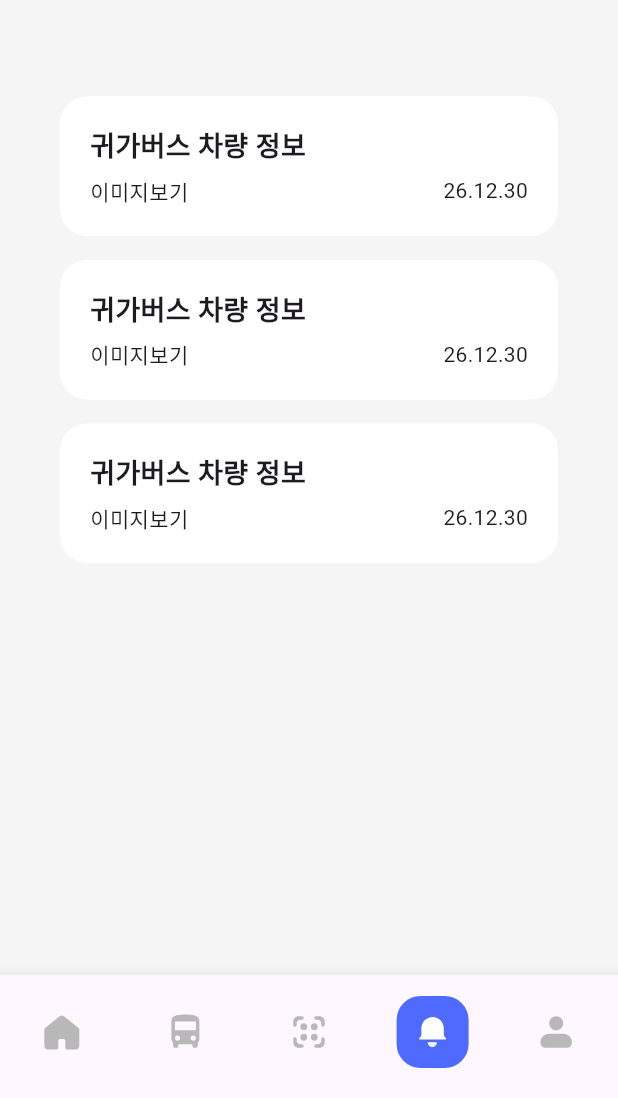
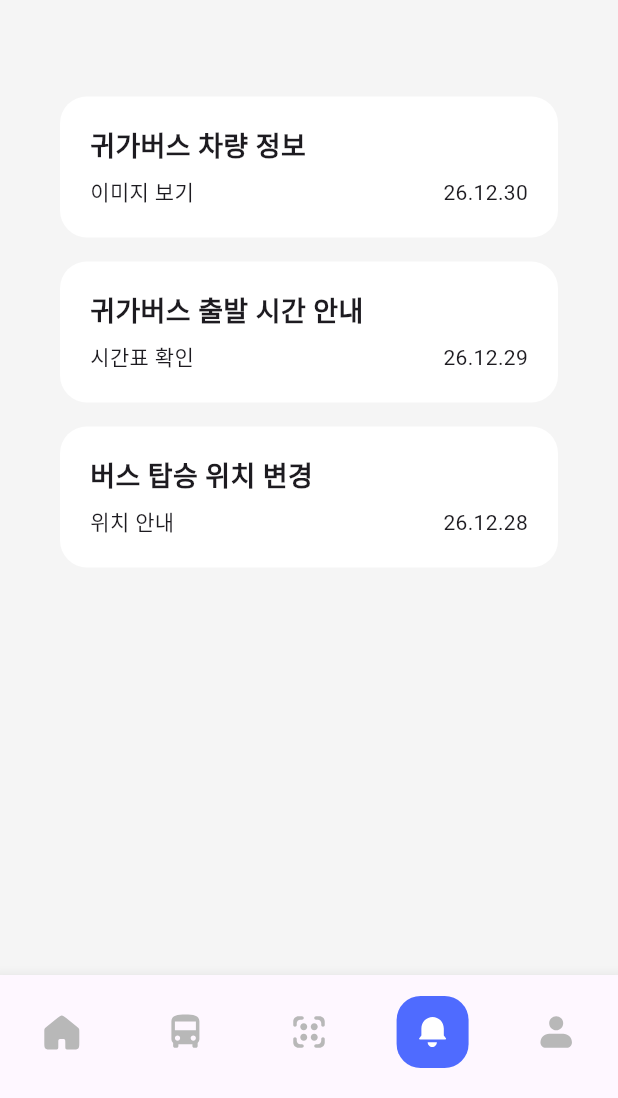
Before and after one commit to TeamBlick/app, a Flutter app: the HomeScreen screen opened directly, swiped to page 4, on a phone screen of 412 x 824 dp, the part 138-1236 px from its top. Run offline on Flutter 3.47's test engine with Material 3 defaults, Android fonts, the phone set to English and light mode, and no system bars; our stand-ins replace flutter_svg; Roboto replaces fonts that are missing (Pretendard).

Commit message:
Add announcement detail skeleton and card-to-detail navigation

```diff
--- a/lib/screens/home/tabs/announcement/announcement_tab.dart
+++ b/lib/screens/home/tabs/announcement/announcement_tab.dart
@@ -1,8 +1,31 @@
 import 'package:flutter/material.dart';
 import '../../../../widgets/app_logo_header.dart';
+import 'announcement_detail.dart';
 
 class AlarmTab extends StatelessWidget {
   const AlarmTab({super.key});
+
+  static const _announcements = [
+    _AnnouncementItem(
+      title: '귀가버스 차량 정보',
+      subtitle: '이미지 보기',
+      date: '26.12.30',
+      description: '귀가버스 차량 정보 공지 상세 내용입니다.',
+      imageUrl: null,
+    ),
+    _AnnouncementItem(
+      title: '귀가버스 출발 시간 안내',
+      subtitle: '시간표 확인',
+      date: '26.12.29',
+      description: '출발 시간 변경 사항 및 탑승 유의사항 안내입니다.',
+    ),
+    _AnnouncementItem(
+      title: '버스 탑승 위치 변경',
+      subtitle: '위치 안내',
+      date: '26.12.28',
+      description: '탑승 위치가 변경되어 안내드립니다.',
+    ),
+  ];
 
   @override
   Widget build(BuildContext context) {
@@ -15,13 +38,30 @@ class AlarmTab extends StatelessWidget {
           SizedBox(height: 32),
           ListView.builder(
             shrinkWrap: true,
-            physics: NeverScrollableScrollPhysics(),
-            itemCount: 3,
+            physics: const NeverScrollableScrollPhysics(),
+            itemCount: _announcements.length,
 
             itemBuilder: (context, index) {
+              final item = _announcements[index];
               return Padding(
                 padding: const EdgeInsets.only(bottom: 16),
-                child: AnnouncementCard(title: "귀가버스 차량 정보", date: "이미지보기"),
+                child: AnnouncementCard(
+                  title: item.title,
+                  subtitle: item.subtitle,
+                  date: item.date,
+                  onTap: () {
+                    Navigator.push(
+                      context,
+                      MaterialPageRoute(
+                        builder: (context) => AnnouncementDetail(
+                          title: item.title,
+                          description: item.description,
+                          imageUrl: item.imageUrl,
+                        ),
+                      ),
+                    );
+                  },
+                ),
               );
             },
           ),
@@ -33,13 +73,24 @@ class AlarmTab extends StatelessWidget {
 
 class AnnouncementCard extends StatelessWidget {
   final String title;
+  final String subtitle;
   final String date;
+  final VoidCallback onTap;
 
-  const AnnouncementCard({super.key, required this.title, required this.date});
+  const AnnouncementCard({
+    super.key,
+    required this.title,
+    required this.subtitle,
+    required this.date,
+    required this.onTap,
+  });
 
   @override
   Widget build(BuildContext context) {
-    return Row(
+    return InkWell(
+      borderRadius: BorderRadius.circular(18),
+      onTap: onTap,
+      child: Row(
         crossAxisAlignment: CrossAxisAlignment.end,
         children: [
           Expanded(
@@ -53,7 +104,6 @@ class AnnouncementCard extends StatelessWidget {
               ),
               child: Column(
                 crossAxisAlignment: CrossAxisAlignment.start,
-
                 children: [
                   Row(
                     mainAxisAlignment: MainAxisAlignment.spaceBetween,
@@ -63,21 +113,42 @@ class AnnouncementCard extends StatelessWidget {
                         crossAxisAlignment: CrossAxisAlignment.start,
                         mainAxisSize: MainAxisSize.min,
                         children: [
-                        Text(title,style: const TextStyle(fontWeight: FontWeight.bold, fontSize: 18)),
-                        SizedBox(height: 6),
+                          Text(
+                            title,
+                            style: const TextStyle(
+                              fontWeight: FontWeight.bold,
+                              fontSize: 18,
+                            ),
+                          ),
+                          const SizedBox(height: 6),
+                          Text(subtitle),
+                        ],
+                      ),
                       Text(date),
                     ],
-
                   ),
-                    Text("26.12.30")
                 ],
-                ),
-              ]
               ),
             ),
           ),
-
         ],
+      ),
     );
   }
 }
+
+class _AnnouncementItem {
+  const _AnnouncementItem({
+    required this.title,
+    required this.subtitle,
+    required this.date,
+    required this.description,
+    this.imageUrl,
+  });
+
+  final String title;
+  final String subtitle;
+  final String date;
+  final String description;
+  final String? imageUrl;
+}
```
Also changed, not shown: lib/screens/home/tabs/announcement/announcement_detail.dart (+70 -0 lines). Lines whose indentation alone changed are shown as unchanged.
